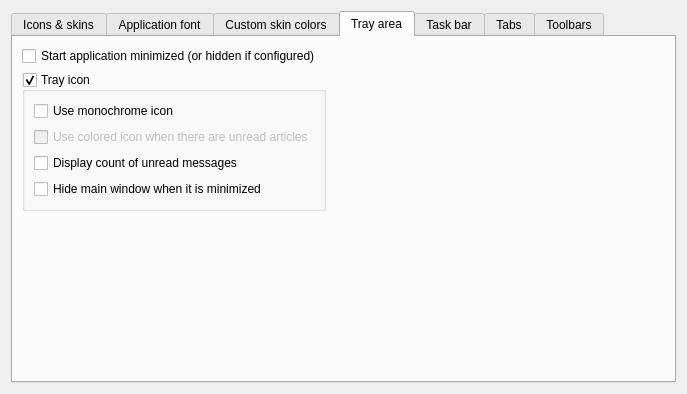
Old version of the form src/librssguard/gui/settings/settingsgui.ui in the repository martinrotter/rssguard.
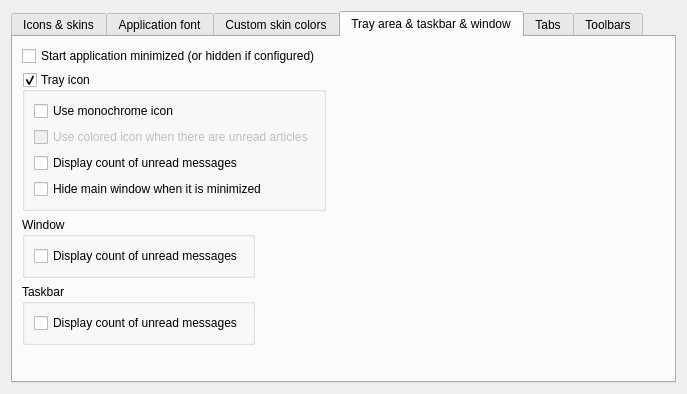
New version of the form. The open tabs and pages were chosen to show the change. Custom widgets are drawn as their Qt base class.

Diff of the .ui file:
```diff
--- a/src/librssguard/gui/settings/settingsgui.ui
+++ b/src/librssguard/gui/settings/settingsgui.ui
@@ -193,7 +193,7 @@
      </widget>
      <widget class="QWidget" name="m_tabNotifications">
       <attribute name="title">
-       <string>Tray area</string>
+       <string>Tray area &amp;&amp; taskbar &amp;&amp; window</string>
       </attribute>
       <layout class="QFormLayout" name="formLayout_3">
        <item row="1" column="0">
@@ -248,18 +248,21 @@
          </layout>
         </widget>
        </item>
-       <item row="2" column="0" colspan="2">
-        <spacer name="verticalSpacer_2">
-         <property name="orientation">
-          <enum>Qt::Orientation::Vertical</enum>
+       <item row="3" column="0">
+        <widget class="QGroupBox" name="m_grpTaskbar">
+         <property name="title">
+          <string>Taskbar</string>
          </property>
-         <property name="sizeHint" stdset="0">
-          <size>
-           <width>20</width>
-           <height>40</height>
-          </size>
-         </property>
-        </spacer>
+         <layout class="QVBoxLayout" name="verticalLayout_2">
+          <item>
+           <widget class="QCheckBox" name="m_displayUnreadMessageCountOnTaskBar">
+            <property name="text">
+             <string>Display count of unread messages</string>
+            </property>
+           </widget>
+          </item>
+         </layout>
+        </widget>
        </item>
        <item row="0" column="0" colspan="2">
         <widget class="QCheckBox" name="m_checkHidden">
@@ -268,18 +271,33 @@
          </property>
         </widget>
        </item>
-      </layout>
-     </widget>
-     <widget class="QWidget" name="m_tabTaskBar">
-      <attribute name="title">
-       <string>Task bar</string>
-      </attribute>
-      <layout class="QFormLayout" name="formLayout_5">
-       <item row="0" column="0">
-        <widget class="QCheckBox" name="m_displayUnreadMessageCountOnTaskBar">
-         <property name="text">
-          <string>Display count of unread messages</string>
+       <item row="5" column="0" colspan="2">
+        <spacer name="verticalSpacer_2">
+         <property name="orientation">
+          <enum>Qt::Orientation::Vertical</enum>
          </property>
+         <property name="sizeHint" stdset="0">
+          <size>
+           <width>20</width>
+           <height>40</height>
+          </size>
+         </property>
+        </spacer>
+       </item>
+       <item row="2" column="0">
+        <widget class="QGroupBox" name="m_grpWindow">
+         <property name="title">
+          <string>Window</string>
+         </property>
+         <layout class="QVBoxLayout" name="verticalLayout_3">
+          <item>
+           <widget class="QCheckBox" name="m_displayUnreadMessageCountOnWindow">
+            <property name="text">
+             <string>Display count of unread messages</string>
+            </property>
+           </widget>
+          </item>
+         </layout>
         </widget>
        </item>
       </layout>
```
Left out of the diff: 19 changed lines with no effect on the pictures.
